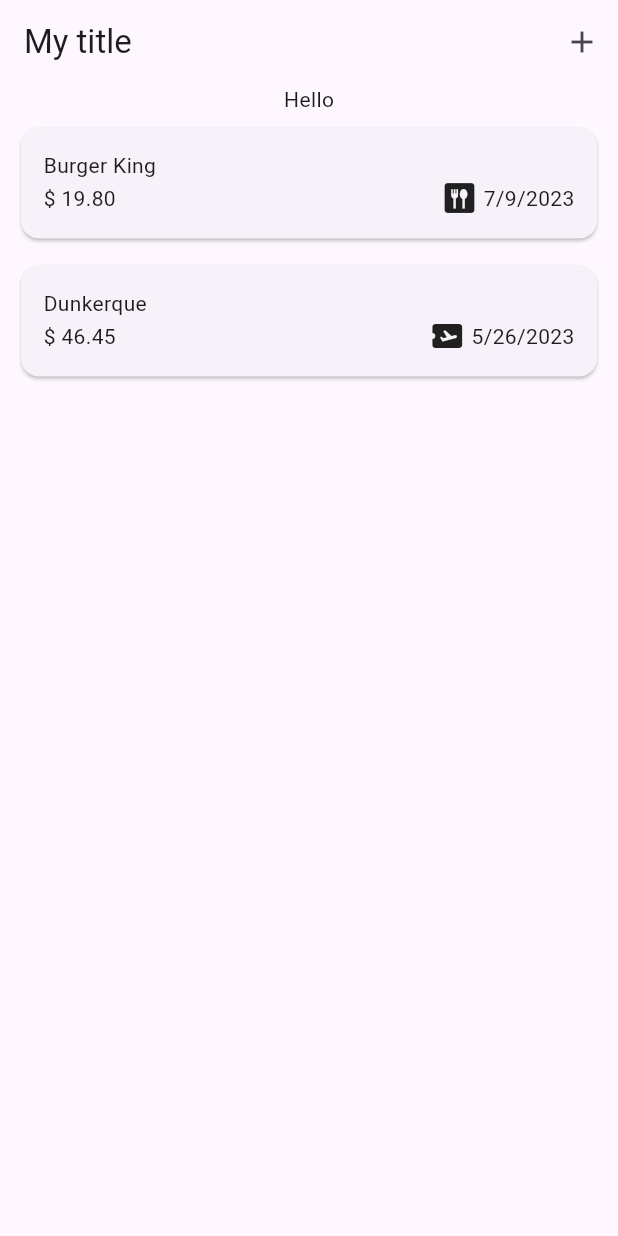
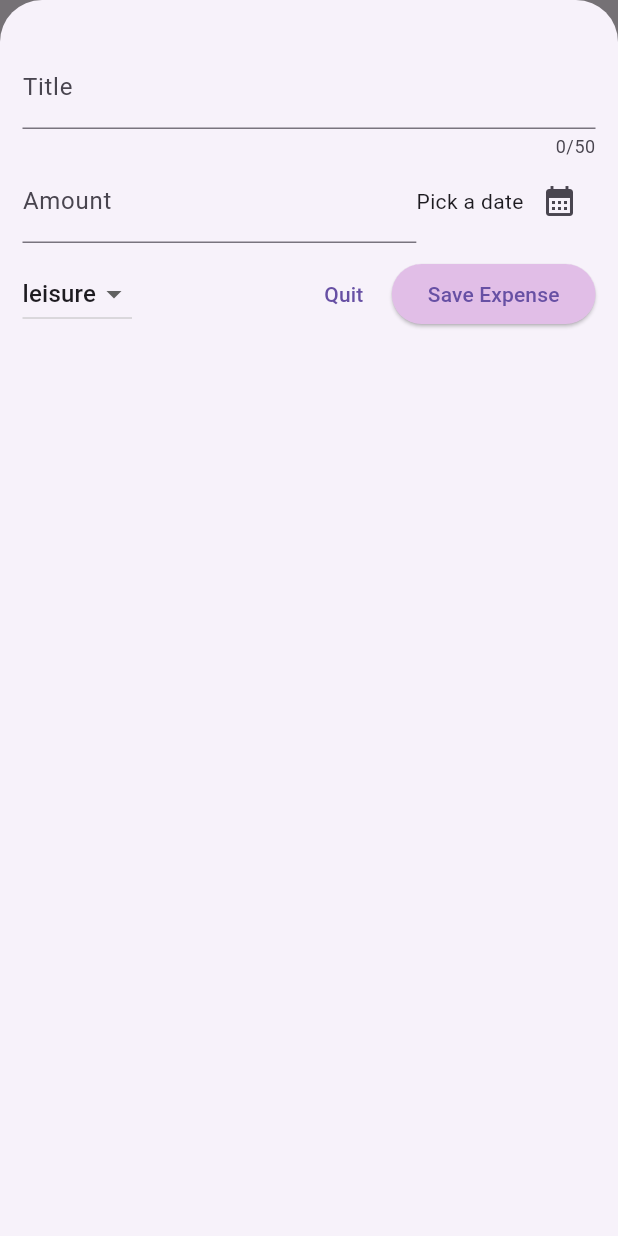
Before and after one commit to Akleodorion/expense_app, a Flutter app: the screen it shows after launch, after a tap on the "add" icon, on a phone screen of 412 x 824 dp. Run offline on Flutter 3.47's test engine with Material 2 defaults, Android fonts, the phone set to English and light mode, and no system bars.

Commit message:
Creating New Expense view + creating an expense

```diff
--- a/lib/views/expenses.dart
+++ b/lib/views/expenses.dart
@@ -1,6 +1,7 @@
 import 'package:flutter/material.dart';
 import '../models/expense.dart';
 import '../widgets/expenses_list.dart';
+import '../views/new_expense.dart';
 
 class Expenses extends StatefulWidget {
   const Expenses({super.key});
@@ -23,6 +24,25 @@ class _Expenses extends State<Expenses> {
         category: Category.travel)
   ];
 
+  void addExpense(Expense expense) {
+    setState(() {
+      _registeredExpenses.add(expense);
+    });
+
+    Navigator.pop(context);
+  }
+
+  void _showNewExpenseModal() {
+    showModalBottomSheet(
+        isScrollControlled: true,
+        context: context,
+        builder: (context) {
+          return NewExpense(
+            onAddExpense: addExpense,
+          );
+        });
+  }
+
   @override
   Widget build(BuildContext context) {
     return Scaffold(
@@ -30,7 +50,7 @@ class _Expenses extends State<Expenses> {
         title: const Text('My title'),
         actions: [
           IconButton(
-            onPressed: () {},
+            onPressed: _showNewExpenseModal,
             icon: const Icon(Icons.add),
           ),
         ],
--- /dev/null
+++ b/lib/views/new_expense.dart
@@ -0,0 +1,148 @@
+import 'package:flutter/material.dart';
+import '../models/expense.dart';
+
+class NewExpense extends StatefulWidget {
+  const NewExpense({super.key, required this.onAddExpense});
+
+  final void Function(Expense) onAddExpense;
+
+  @override
+  State<NewExpense> createState() => _NewExpenseState();
+}
+
+class _NewExpenseState extends State<NewExpense> {
+  final _titleInputController = TextEditingController();
+  final _amountInputController = TextEditingController();
+
+  Category _selectedCategory = Category.leisure;
+  DateTime? _selectedDate;
+
+  @override
+  void dispose() {
+    _titleInputController.dispose();
+    _amountInputController.dispose();
+    super.dispose();
+  }
+
+  void _presentDatePicker() async {
+    final DateTime date = DateTime.now();
+    DateTime? value = await showDatePicker(
+        context: context,
+        initialDate: date,
+        firstDate: DateTime(date.year - 1, date.month, date.day),
+        lastDate: date);
+
+    setState(() {
+      _selectedDate = value;
+    });
+  }
+
+  void _saveExpense() {
+    final amount = double.tryParse(_amountInputController.text);
+    final String title = _titleInputController.text;
+
+    final amountInvalid = amount == null || amount <= 0;
+
+    if (title.trim().isEmpty || amountInvalid || _selectedDate == null) {
+      showDialog(
+          context: context,
+          builder: (context) => AlertDialog(
+                title: const Text('invalid Info'),
+                content: const Text('make sure that the info are valid'),
+                actions: [
+                  TextButton(
+                      onPressed: () {
+                        Navigator.pop(context);
+                      },
+                      child: const Text('close'))
+                ],
+              ));
+      return;
+    }
+
+    var newExpense = Expense(
+        title: title,
+        amount: amount,
+        date: _selectedDate!,
+        category: _selectedCategory);
+
+    widget.onAddExpense(newExpense);
+  }
+
+  @override
+  Widget build(BuildContext context) {
+    return Padding(
+      padding: const EdgeInsets.symmetric(horizontal: 15, vertical: 30),
+      child: Column(
+        children: [
+          TextField(
+            controller: _titleInputController,
+            decoration: const InputDecoration(label: Text('Title')),
+            keyboardType: TextInputType.name,
+            maxLength: 50,
+          ),
+          Row(
+            children: [
+              Expanded(
+                child: TextField(
+                  controller: _amountInputController,
+                  decoration: const InputDecoration(label: Text('Amount')),
+                  keyboardType: TextInputType.number,
+                ),
+              ),
+              Row(
+                children: [
+                  _selectedDate == null
+                      ? const Text('Pick a date')
+                      : Text(formated.format(_selectedDate!)),
+                  IconButton(
+                      onPressed: _presentDatePicker,
+                      icon: const Icon(Icons.calendar_month))
+                ],
+              )
+            ],
+          ),
+          const SizedBox(
+            height: 10,
+          ),
+          Row(
+            children: [
+              DropdownButton(
+                items: Category.values
+                    .map((category) => DropdownMenuItem(
+                          value: category,
+                          child: Text(category.name),
+                        ))
+                    .toList(),
+                value: _selectedCategory,
+                onChanged: (value) {
+                  if (value == null) {
+                    return;
+                  }
+                  setState(() {
+                    _selectedCategory = value;
+                  });
+                },
+              ),
+              const Spacer(),
+              Row(
+                children: [
+                  TextButton(
+                      onPressed: () {
+                        Navigator.pop(context);
+                      },
+                      child: const Text('Quit')),
+                  ElevatedButton(
+                      style: ElevatedButton.styleFrom(
+                          backgroundColor: Colors.purple.shade100),
+                      onPressed: _saveExpense,
+                      child: const Text('Save Expense'))
+                ],
+              ),
+            ],
+          )
+        ],
+      ),
+    );
+  }
+}
```
